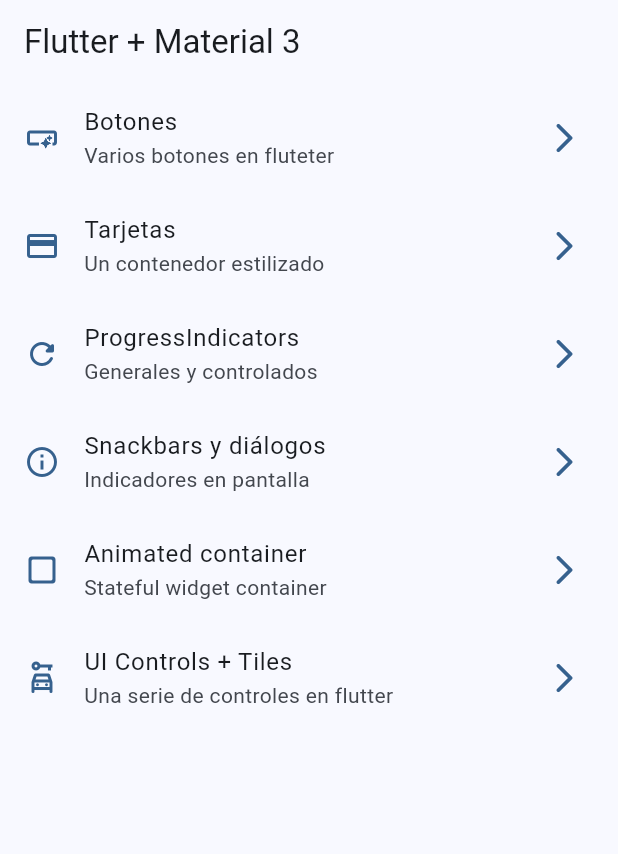
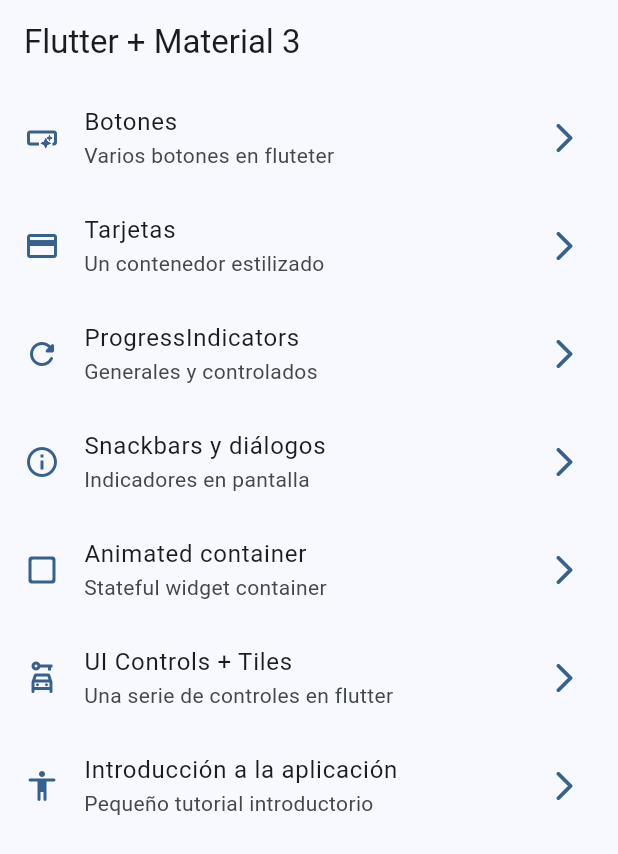
Before and after one commit to diegoquartino/widgets_app, a Flutter app: the screen it shows after launch, on a phone screen of 412 x 824 dp. Shown: the top 854 px of the screen. Run offline on Flutter 3.47's test engine with Material 2 defaults, Android fonts, the phone set to English and light mode, and no system bars; our stand-ins replace go_router.

Commit message:
tutorial screen added

```diff
--- a/lib/config/router/app_router.dart
+++ b/lib/config/router/app_router.dart
@@ -39,6 +39,10 @@ final appRouter = GoRouter(
       path: '/uicontrols',
       builder: (context, state) => const UiControlsScreen(),
     ),
-
+    GoRoute(
+      name: AppTutorialScreen.name,
+      path: '/tutorial',
+      builder: (context, state) => const AppTutorialScreen(),
+    ),
   ],
 );
--- a/lib/config/theme/menu/menu/menu_item.dart
+++ b/lib/config/theme/menu/menu/menu_item.dart
@@ -50,4 +50,10 @@ const appMenuItems = <MenuItem>[
     link: '/uicontrols',
     icon: Icons.car_rental_outlined,
   ),
+  MenuItem(
+    title: 'Introducción a la aplicación',
+    subTitle: 'Pequeño tutorial introductorio',
+    link: '/tutorial',
+    icon: Icons.accessibility_rounded,
+  ),
 ];
```
Also changed, not shown: lib/presentation/screens/app_tutorial/app_tutorial_screen.dart (+6 -1 lines).
